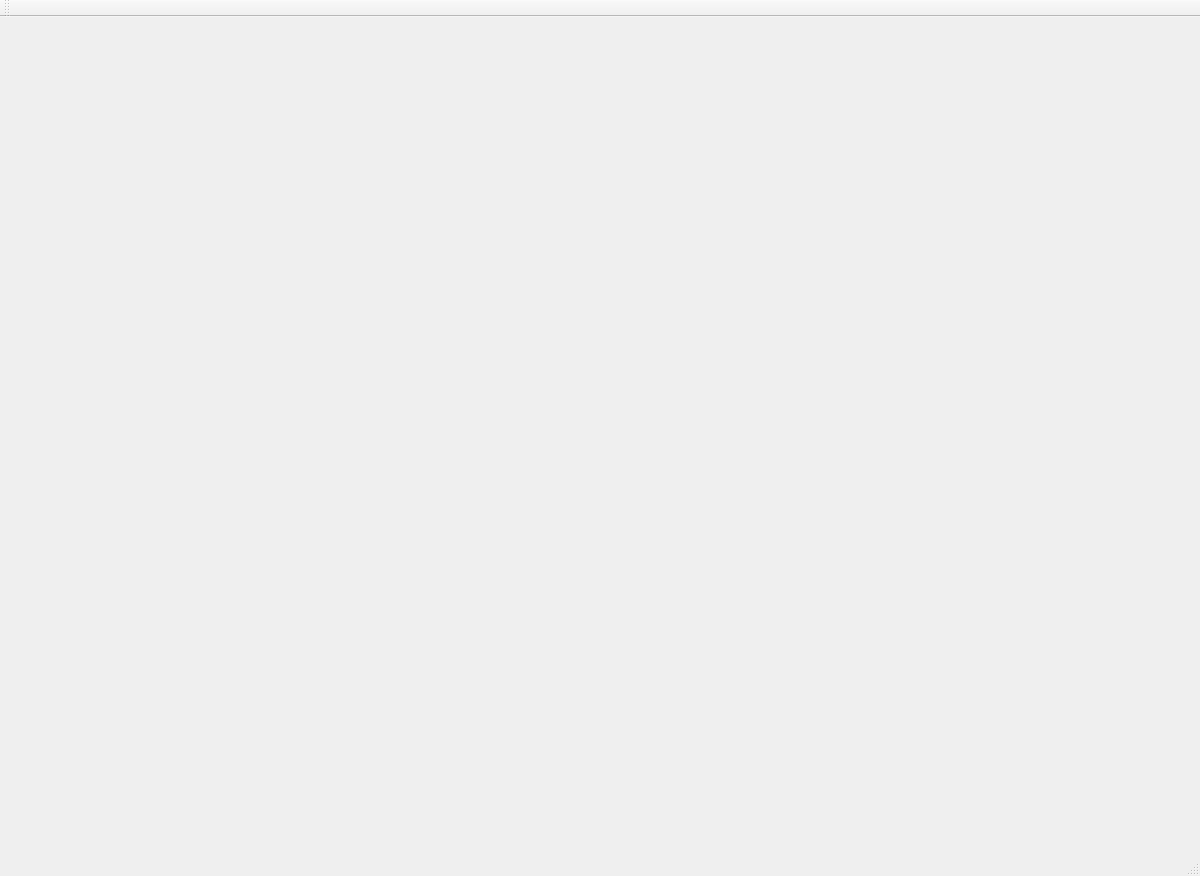
The window that EigenStratcher/mainwindow.ui (P1nkL1on/SkinShader) describes before a commit, drawn with Qt 5.
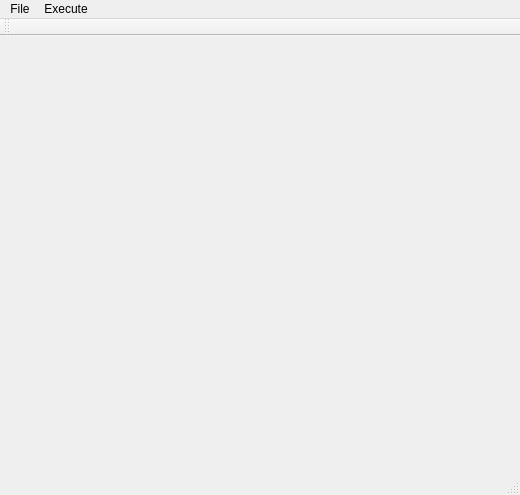
The same window after the commit.

```diff
--- a/EigenStratcher/mainwindow.ui
+++ b/EigenStratcher/mainwindow.ui
@@ -6,8 +6,8 @@
    <rect>
     <x>0</x>
     <y>0</y>
-    <width>1200</width>
-    <height>876</height>
+    <width>520</width>
+    <height>495</height>
    </rect>
   </property>
   <property name="windowTitle">
@@ -19,10 +19,28 @@
     <rect>
      <x>0</x>
      <y>0</y>
-     <width>1200</width>
+     <width>520</width>
      <height>21</height>
     </rect>
    </property>
+   <widget class="QMenu" name="menuLoad_Texture">
+    <property name="title">
+     <string>File</string>
+    </property>
+    <addaction name="actionLoad_Texture"/>
+    <addaction name="actionLoad_Model"/>
+    <addaction name="actionLoad_Stretched_Model"/>
+    <addaction name="separator"/>
+    <addaction name="actionSave_Stretched_Texture"/>
+   </widget>
+   <widget class="QMenu" name="menuExecute">
+    <property name="title">
+     <string>Execute</string>
+    </property>
+    <addaction name="actionStretch_Texture"/>
+   </widget>
+   <addaction name="menuLoad_Texture"/>
+   <addaction name="menuExecute"/>
   </widget>
   <widget class="QToolBar" name="mainToolBar">
    <attribute name="toolBarArea">
```
Left out of the diff: 25 changed lines with no effect on the pictures.
